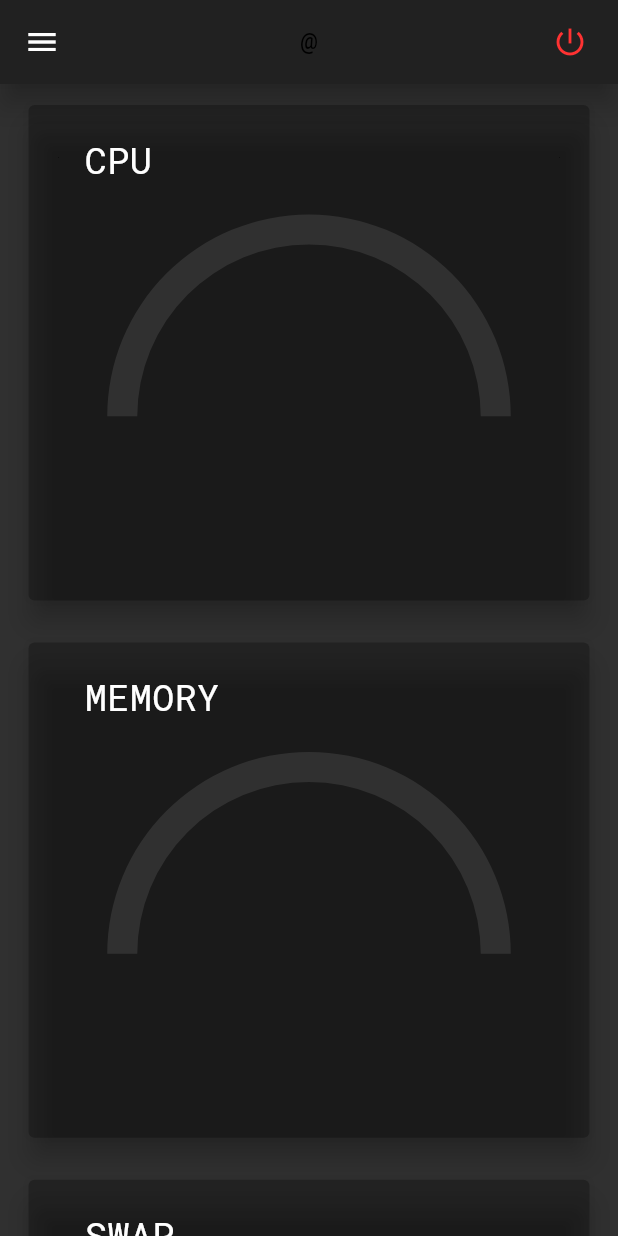
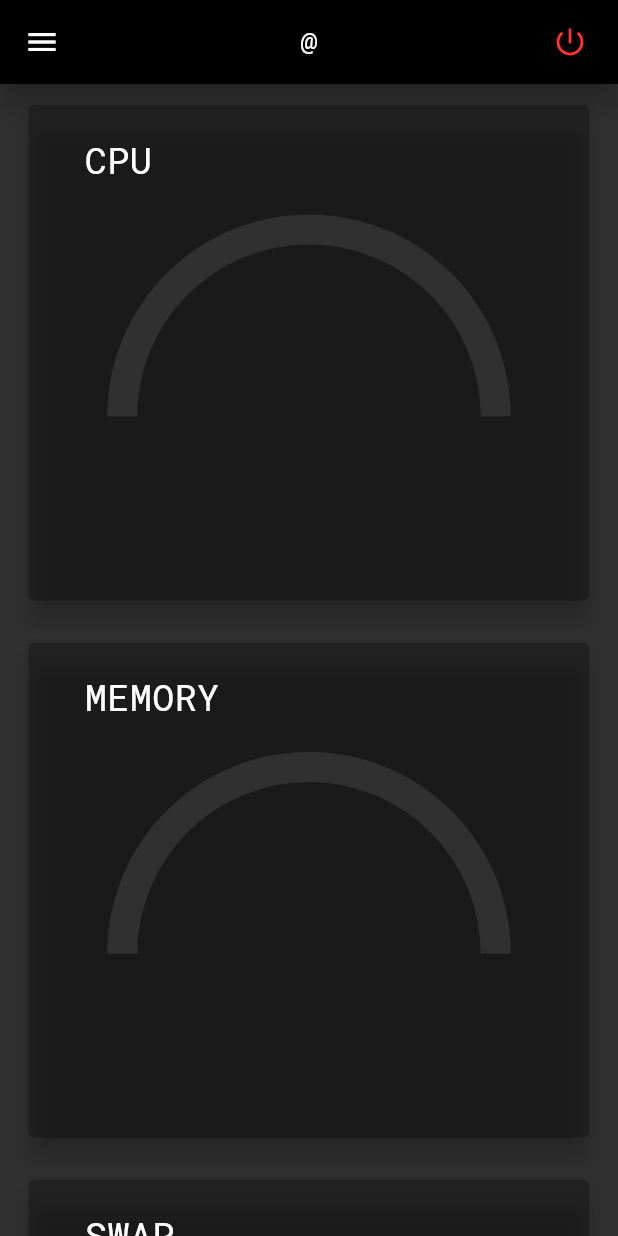
Before and after one commit to Malte2036/flutter_linuxstats, a Flutter app: the screen it shows after launch, on a phone screen of 412 x 824 dp. Run offline on Flutter 3.47's test engine with Material 2 defaults, Android fonts, the phone set to English and light mode, and no system bars; drawn by our look-alikes of flip_card; our stand-ins replace charts_flutter; missing offline and left inert: ping_discover_network, wifi.

Commit message:
Fixed: Dark AppBar Color

```diff
--- a/lib/screens/statsMainScreen.dart
+++ b/lib/screens/statsMainScreen.dart
@@ -85,8 +85,7 @@ class _StatsMainScreenState extends State<StatsMainScreen> {
               "@" +
               ComputerData.currentComputerData.hostname,
           style: TextStyle(
-            color: Colors.black,
-          ),
+              color: OwnTheme.isLightTheme() ? Colors.black : Colors.white),
         ),
         centerTitle: true,
         actions: <Widget>[
--- a/lib/utils/ownTheme.dart
+++ b/lib/utils/ownTheme.dart
@@ -25,6 +25,7 @@ class OwnTheme with ChangeNotifier {
     brightness: Brightness.dark,
     appBarTheme: AppBarTheme(
       elevation: 7.5,
+      color: Colors.black,
     ),
     cardColor: Color.fromRGBO(0, 0, 0, 0.25),
     accentColor: OwnColors.greenColor,
```
